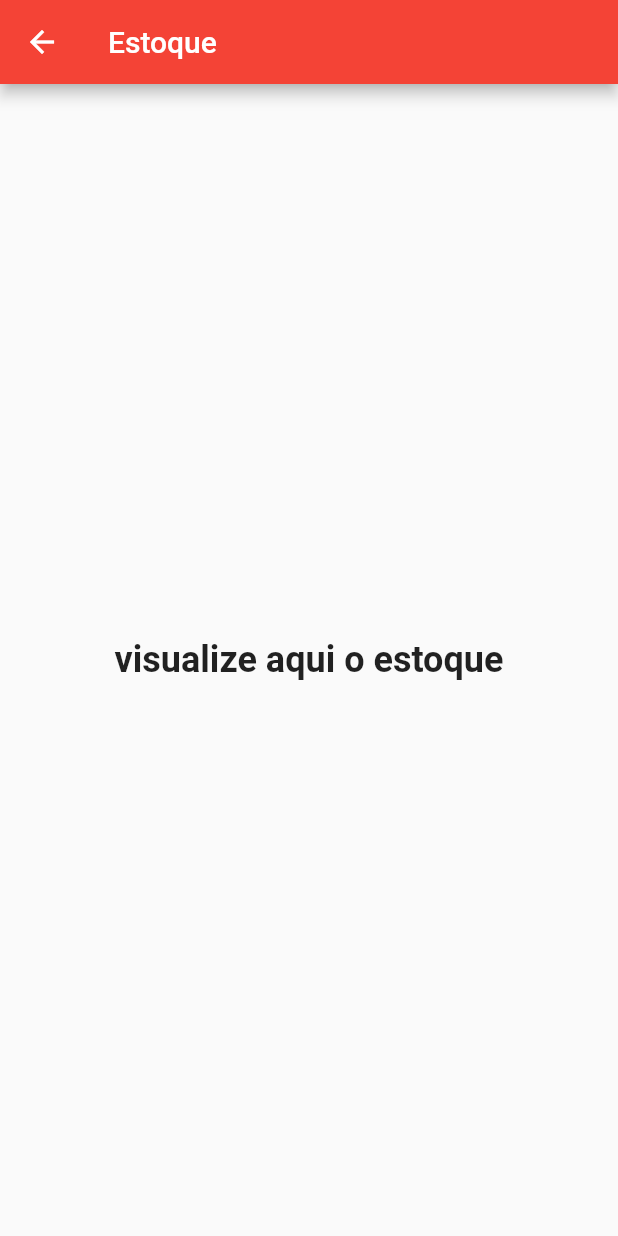
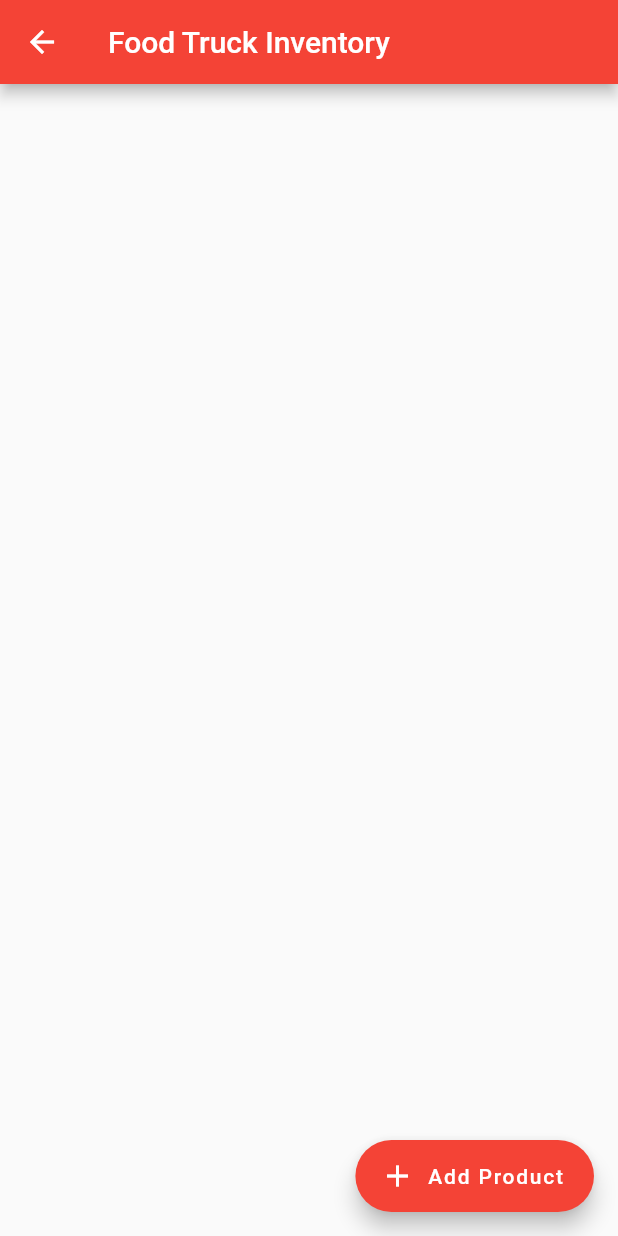
Before and after one commit to juliaelizaps/Food-Truck-manager, a Flutter app: the InventoryPage screen opened directly, on a phone screen of 412 x 824 dp. Run offline on Flutter 3.47's test engine with Material 2 defaults, Android fonts, the phone set to English and light mode, and no system bars.

Commit message:
product changes

```diff
--- a/lib/pages/homePage.dart
+++ b/lib/pages/homePage.dart
@@ -102,8 +102,7 @@ class HomePage extends StatelessWidget {
               leading: const Icon(Icons.inventory),
               title: const Text('Estoque'),
               onTap: () {
-                Navigator.push(context, MaterialPageRoute(builder: (context)=> const InventoryPage()),
-                );
+                Navigator.push(context, MaterialPageRoute(builder: (context) => const InventoryPage()));
               },
             ),
             ListTile(
--- a/lib/pages/inventoryPage.dart
+++ b/lib/pages/inventoryPage.dart
@@ -1,24 +1,88 @@
 import 'package:flutter/material.dart';
+import 'addProduct.dart';
 
-class InventoryPage extends StatelessWidget {
+class InventoryPage extends StatefulWidget {
   const InventoryPage({Key? key}) : super(key: key);
+
+  @override
+  _InventoryPageState createState() => _InventoryPageState();
+}
+
+class _InventoryPageState extends State<InventoryPage> {
+  List<Product> products = [];
+
+  @override
+  void initState() {
+    super.initState();
+    fetchProducts();
+  }
+
+  Future<void> fetchProducts() async {
+    // Aqui você pode adicionar a lógica para buscar os produtos da API
+  }
 
   @override
   Widget build(BuildContext context) {
     return Scaffold(
       appBar: AppBar(
-        title: const Text('Estoque'),
-        actions: [
-
-        ],
+        title: Text('Food Truck Inventory'),
       ),
-      body: const Center(
-        child: Text(
-          'visualize aqui o estoque',
-          style: TextStyle(fontSize: 24, fontWeight: FontWeight.bold),
-
-        ),
+      body: ListView.builder(
+        itemCount: products.length,
+        itemBuilder: (context, index) {
+          final product = products[index];
+          return ListTile(
+            title: Text(product.name),
+            subtitle: Text(product.description),
+            trailing: Text('\$${product.price.toStringAsFixed(2)}'),
+          );
+        },
+      ),
+      floatingActionButton: FloatingActionButton.extended(
+        onPressed: () {
+          Navigator.push(
+            context,
+            MaterialPageRoute(builder: (context) => AddProduct()),
+          );
+        },
+        label: Text('Add Product'),
+        icon: Icon(Icons.add),
       ),
     );
   }
+
+  void _addProduct(Product product) {
+    setState(() {
+      products.add(product);
+    });
+  }
 }
+
+class Product {
+  final int id;
+  final String name;
+  final String description;
+  final double price;
+  final String image;
+  final String category;
+
+  Product({
+    required this.id,
+    required this.name,
+    required this.description,
+    required this.price,
+    required this.image,
+    required this.category,
+  });
+
+  factory Product.fromJson(Map<String, dynamic> json) {
+    return Product(
+      id: json['id'],
+      name: json['name'],
+      description: json['description'],
+      price: json['price'],
+      image: json['image'],
+      category: json['category'],
+    );
+  }
+}
--- a/pubspec.yaml
+++ b/pubspec.yaml
@@ -41,6 +41,7 @@ dependencies:
 dev_dependencies:
   flutter_test:
     sdk: flutter
+  postgres: ^2.2.0
 
 
 
```
Also changed, not shown: lib/pages/addProduct.dart (added, +85 -0 lines), lib/pages/productPage.dart (+49 -7 lines), pubspec.lock.
